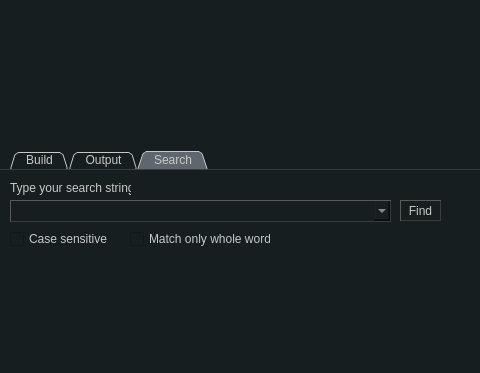
Old version of the form src/mainwindow.ui in the repository aporto/mariamole; both pictures show x 0 to 480 and y 300 to 673 of the 1112 by 673 pixel window.
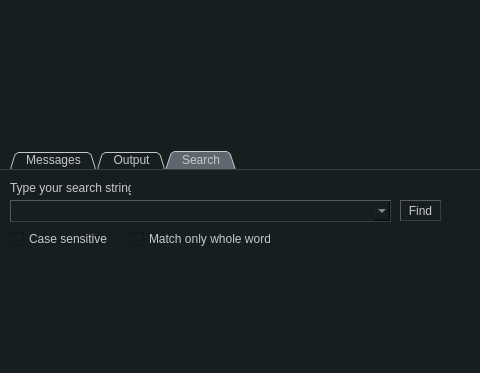
New version of the form. The open tabs and pages were chosen to show the change. Icons and pictures are not drawn.

Commit message: -Implemented: importing libraries -Implemented: creating new projects from examples -Added support for automatic code generation -Bug fixed on error message parser

```diff
--- a/src/mainwindow.ui
+++ b/src/mainwindow.ui
@@ -192,7 +192,7 @@
        </property>
        <widget class="QWidget" name="tabBuildMessages">
         <attribute name="title">
-         <string>Build</string>
+         <string>Messages</string>
         </attribute>
         <layout class="QGridLayout" name="gridLayout_3">
          <property name="topMargin">
```
Left out of the diff: 5 changed lines with no effect on the pictures. The commit also changes 16 other files.
